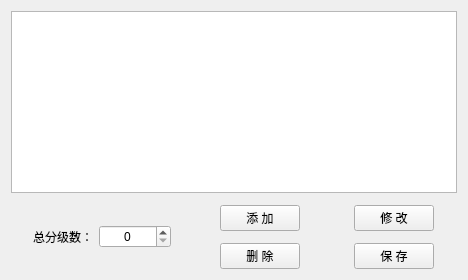
This is HeGui/HSequentialGradeWidget.ui in hexianqi/QtCode as Qt 5 draws it before an edit. The edited form follows.
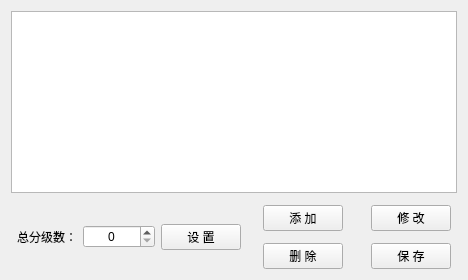
This is the edited form. Custom widgets are drawn as their Qt base class.

Commit message: Spec：修改分级界面

The edit to the form file:
```diff
--- a/HeGui/HSequentialGradeWidget.ui
+++ b/HeGui/HSequentialGradeWidget.ui
@@ -17,42 +17,14 @@
    <property name="verticalSpacing">
     <number>12</number>
    </property>
-   <item row="1" column="7">
-    <widget class="QPushButton" name="pushButton_3">
-     <property name="text">
-      <string>修 改</string>
-     </property>
-    </widget>
-   </item>
-   <item row="2" column="4">
-    <widget class="QPushButton" name="pushButton_2">
-     <property name="text">
-      <string>删 除</string>
-     </property>
-    </widget>
-   </item>
-   <item row="1" column="4">
-    <widget class="QPushButton" name="pushButton_1">
-     <property name="text">
-      <string>添 加</string>
-     </property>
-    </widget>
-   </item>
-   <item row="0" column="0" colspan="9">
-    <widget class="HEntireTableWidget" name="tableWidget_1">
-     <attribute name="horizontalHeaderMinimumSectionSize">
-      <number>100</number>
-     </attribute>
-    </widget>
-   </item>
-   <item row="2" column="7">
+   <item row="2" column="8">
     <widget class="QPushButton" name="pushButton_4">
      <property name="text">
       <string>保 存</string>
      </property>
     </widget>
    </item>
-   <item row="1" column="6" rowspan="2">
+   <item row="1" column="7" rowspan="2">
     <spacer name="horizontalSpacer_3">
      <property name="orientation">
       <enum>Qt::Horizontal</enum>
@@ -65,18 +37,12 @@
      </property>
     </spacer>
    </item>
-   <item row="1" column="3" rowspan="2">
-    <spacer name="horizontalSpacer_2">
-     <property name="orientation">
-      <enum>Qt::Horizontal</enum>
+   <item row="2" column="5">
+    <widget class="QPushButton" name="pushButton_2">
+     <property name="text">
+      <string>删 除</string>
      </property>
-     <property name="sizeHint" stdset="0">
-      <size>
-       <width>40</width>
-       <height>20</height>
-      </size>
-     </property>
-    </spacer>
+    </widget>
    </item>
    <item row="1" column="0" rowspan="2">
     <spacer name="horizontalSpacer_1">
@@ -91,16 +57,6 @@
      </property>
     </spacer>
    </item>
-   <item row="1" column="1" rowspan="2">
-    <widget class="QLabel" name="label_1">
-     <property name="text">
-      <string>总分级数：</string>
-     </property>
-     <property name="alignment">
-      <set>Qt::AlignRight|Qt::AlignTrailing|Qt::AlignVCenter</set>
-     </property>
-    </widget>
-   </item>
    <item row="1" column="2" rowspan="2">
     <widget class="QSpinBox" name="spinBox_1">
      <property name="minimumSize">
@@ -114,7 +70,51 @@
      </property>
     </widget>
    </item>
-   <item row="1" column="8" rowspan="2">
+   <item row="0" column="0" colspan="10">
+    <widget class="HEntireTableWidget" name="tableWidget_1">
+     <attribute name="horizontalHeaderMinimumSectionSize">
+      <number>100</number>
+     </attribute>
+    </widget>
+   </item>
+   <item row="1" column="5">
+    <widget class="QPushButton" name="pushButton_1">
+     <property name="text">
+      <string>添 加</string>
+     </property>
+    </widget>
+   </item>
+   <item row="1" column="4" rowspan="2">
+    <spacer name="horizontalSpacer_2">
+     <property name="orientation">
+      <enum>Qt::Horizontal</enum>
+     </property>
+     <property name="sizeHint" stdset="0">
+      <size>
+       <width>40</width>
+       <height>20</height>
+      </size>
+     </property>
+    </spacer>
+   </item>
+   <item row="1" column="1" rowspan="2">
+    <widget class="QLabel" name="label_1">
+     <property name="text">
+      <string>总分级数：</string>
+     </property>
+     <property name="alignment">
+      <set>Qt::AlignRight|Qt::AlignTrailing|Qt::AlignVCenter</set>
+     </property>
+    </widget>
+   </item>
+   <item row="1" column="8">
+    <widget class="QPushButton" name="pushButton_3">
+     <property name="text">
+      <string>修 改</string>
+     </property>
+    </widget>
+   </item>
+   <item row="1" column="9" rowspan="2">
     <spacer name="horizontalSpacer_9">
      <property name="orientation">
       <enum>Qt::Horizontal</enum>
@@ -127,6 +127,13 @@
      </property>
     </spacer>
    </item>
+   <item row="1" column="3" rowspan="2">
+    <widget class="QPushButton" name="pushButton_5">
+     <property name="text">
+      <string>设 置</string>
+     </property>
+    </widget>
+   </item>
   </layout>
  </widget>
  <customwidgets>
```
The commit also changes 5 other files.
